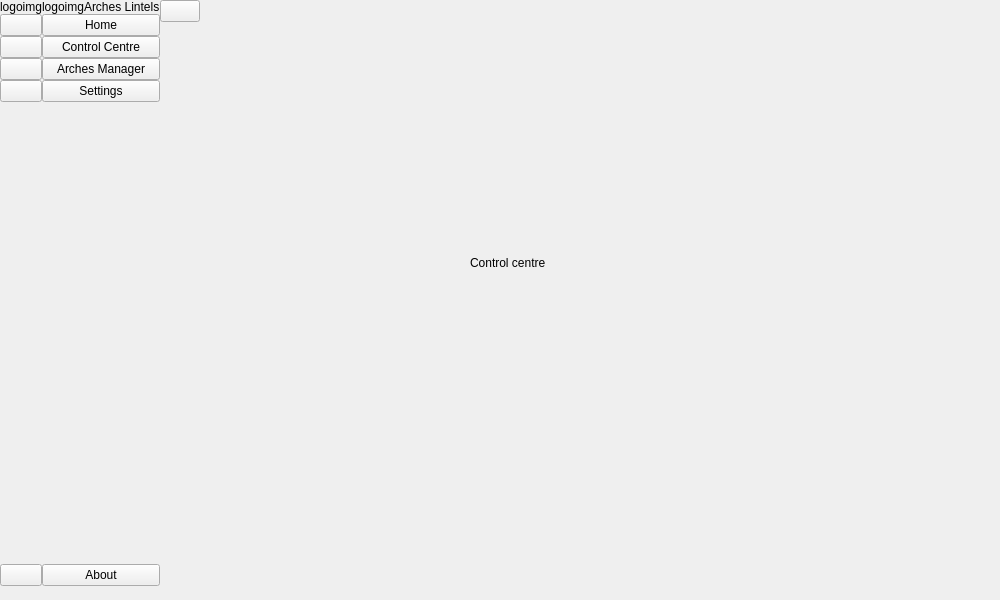
Qt form arches_lintels/ui/ui_mainwindow.ui (k-int/arches-lintels) before a commit.
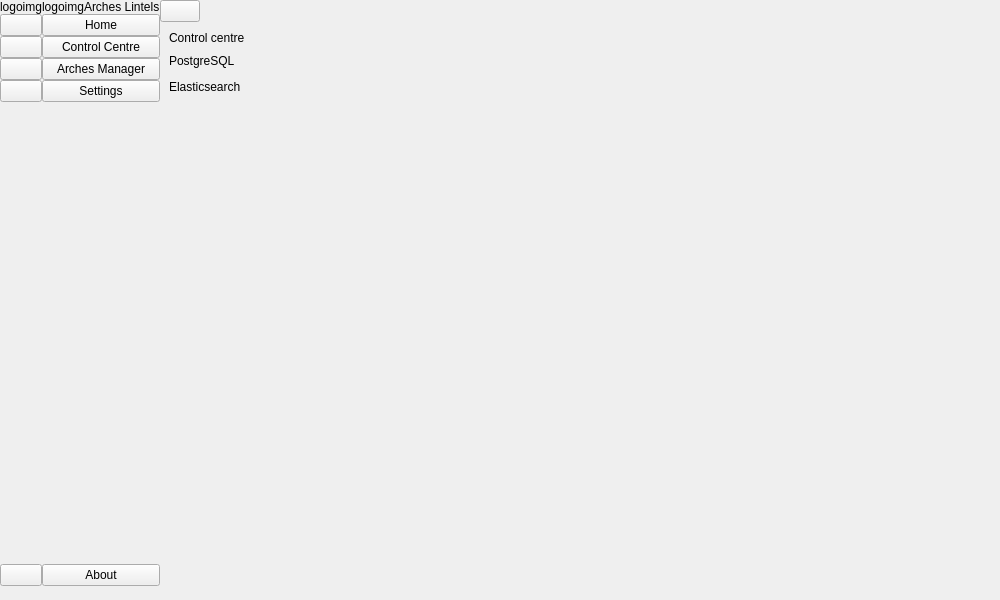
The same form after that commit. The open tabs and pages were chosen to show the change.

Commit message: Update control centre UI, add style updating util

```diff
--- a/arches_lintels/ui/ui_mainwindow.ui
+++ b/arches_lintels/ui/ui_mainwindow.ui
@@ -359,19 +359,140 @@
           </widget>
          </widget>
          <widget class="QWidget" name="controlCentrePage">
-          <widget class="QLabel" name="label_2">
-           <property name="geometry">
-            <rect>
-             <x>310</x>
-             <y>210</y>
-             <width>161</width>
-             <height>61</height>
-            </rect>
-           </property>
-           <property name="text">
-            <string>Control centre</string>
-           </property>
-          </widget>
+          <layout class="QVBoxLayout" name="verticalLayout_6">
+           <item>
+            <widget class="QLabel" name="controlCentreTitle">
+             <property name="text">
+              <string>Control centre</string>
+             </property>
+            </widget>
+           </item>
+           <item>
+            <layout class="QVBoxLayout" name="verticalLayout_10">
+             <item>
+              <layout class="QHBoxLayout" name="ccPostgresLayout">
+               <item>
+                <widget class="QLabel" name="label_11">
+                 <property name="text">
+                  <string>PostgreSQL</string>
+                 </property>
+                </widget>
+               </item>
+               <item>
+                <spacer name="horizontalSpacer_2">
+                 <property name="orientation">
+                  <enum>Qt::Orientation::Horizontal</enum>
+                 </property>
+                 <property name="sizeHint" stdset="0">
+                  <size>
+                   <width>40</width>
+                   <height>20</height>
+                  </size>
+                 </property>
+                </spacer>
+               </item>
+               <item>
+                <widget class="QLabel" name="postgresInstalledLabel">
+                 <property name="text">
+                  <string/>
+                 </property>
+                </widget>
+               </item>
+               <item>
+                <widget class="QLabel" name="postgresStartLabel">
+                 <property name="text">
+                  <string/>
+                 </property>
+                </widget>
+               </item>
+               <item>
+                <spacer name="horizontalSpacer_7">
+                 <property name="orientation">
+                  <enum>Qt::Orientation::Horizontal</enum>
+                 </property>
+                 <property name="sizeHint" stdset="0">
+                  <size>
+                   <width>40</width>
+                   <height>20</height>
+                  </size>
+                 </property>
+                </spacer>
+               </item>
+              </layout>
+             </item>
+             <item>
+              <layout class="QHBoxLayout" name="ccElasticLayout">
+               <item>
+                <widget class="QLabel" name="label_14">
+                 <property name="text">
+                  <string>Elasticsearch</string>
+                 </property>
+                </widget>
+               </item>
+               <item>
+                <spacer name="horizontalSpacer_4">
+                 <property name="orientation">
+                  <enum>Qt::Orientation::Horizontal</enum>
+                 </property>
+                 <property name="sizeHint" stdset="0">
+                  <size>
+                   <width>40</width>
+                   <height>20</height>
+                  </size>
+                 </property>
+                </spacer>
+               </item>
+               <item>
+                <widget class="QLabel" name="elasticInstalledLabel">
+                 <property name="text">
+                  <string/>
+                 </property>
+                </widget>
+               </item>
+               <item>
+                <widget class="QLabel" name="elasticStartLabel">
+                 <property name="text">
+                  <string/>
+                 </property>
+                </widget>
+               </item>
+               <item>
+                <spacer name="horizontalSpacer_6">
+                 <property name="orientation">
+                  <enum>Qt::Orientation::Horizontal</enum>
+                 </property>
+                 <property name="sizeHint" stdset="0">
+                  <size>
+                   <width>40</width>
+                   <height>20</height>
+                  </size>
+                 </property>
+                </spacer>
+               </item>
+              </layout>
+             </item>
+             <item>
+              <layout class="QHBoxLayout" name="horizontalLayout_4"/>
+             </item>
+             <item>
+              <layout class="QHBoxLayout" name="horizontalLayout_5"/>
+             </item>
+            </layout>
+           </item>
+           <item>
+            <spacer name="verticalSpacer_4">
+             <property name="orientation">
+              <enum>Qt::Orientation::Vertical</enum>
+             </property>
+             <property name="sizeHint" stdset="0">
+              <size>
+               <width>20</width>
+               <height>40</height>
+              </size>
+             </property>
+            </spacer>
+           </item>
+          </layout>
          </widget>
          <widget class="QWidget" name="archesPage">
           <widget class="QLabel" name="label_3">
```
Left out of the diff: 276 changed lines with no effect on the pictures. The commit also changes 5 other files.
